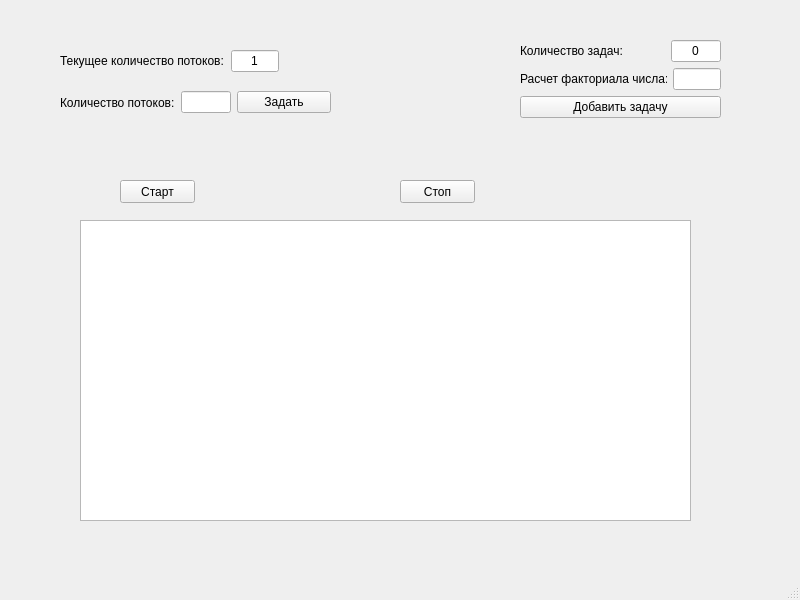
Above: mainwindow.ui from vokhmianin-da/Thread_Pull before the change. Below: the same form after it.
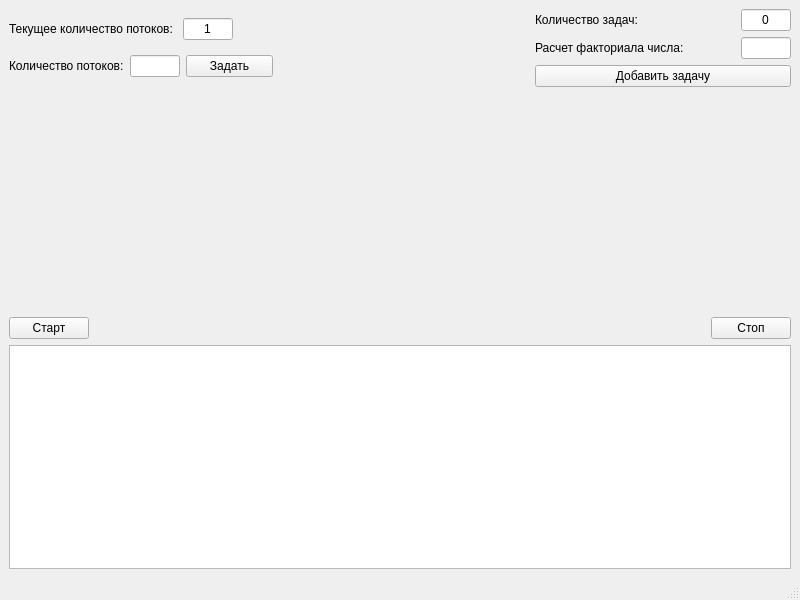
That is the form after the change.

```diff
--- a/mainwindow.ui
+++ b/mainwindow.ui
@@ -14,54 +14,67 @@
    <string>MainWindow</string>
   </property>
   <widget class="QWidget" name="centralwidget">
-   <widget class="QPushButton" name="pbStart">
-    <property name="geometry">
-     <rect>
-      <x>120</x>
-      <y>180</y>
-      <width>75</width>
-      <height>23</height>
-     </rect>
-    </property>
+   <layout class="QVBoxLayout" name="verticalLayout_3">
+    <item>
+     <layout class="QHBoxLayout" name="horizontalLayout_6">
+      <item>
+       <layout class="QVBoxLayout" name="verticalLayout_2">
+        <item>
+         <layout class="QHBoxLayout" name="horizontalLayout_2">
+          <item>
+           <widget class="QLabel" name="label_2">
+            <property name="sizePolicy">
+             <sizepolicy hsizetype="Fixed" vsizetype="Preferred">
+              <horstretch>0</horstretch>
+              <verstretch>0</verstretch>
+             </sizepolicy>
+            </property>
+            <property name="minimumSize">
+             <size>
+              <width>161</width>
+              <height>0</height>
+             </size>
+            </property>
     <property name="text">
-     <string>Старт</string>
-    </property>
-   </widget>
-   <widget class="QPushButton" name="pbStop">
-    <property name="geometry">
-     <rect>
-      <x>400</x>
-      <y>180</y>
-      <width>75</width>
-      <height>23</height>
-     </rect>
+             <string>Текущее количество потоков: </string>
+            </property>
+           </widget>
+          </item>
+          <item>
+           <widget class="QLineEdit" name="CurrentThrQuantity">
+            <property name="maximumSize">
+             <size>
+              <width>50</width>
+              <height>16777215</height>
+             </size>
     </property>
     <property name="text">
-     <string>Стоп</string>
-    </property>
-   </widget>
-   <widget class="QTextEdit" name="LogEdit">
-    <property name="geometry">
-     <rect>
-      <x>80</x>
-      <y>220</y>
-      <width>611</width>
-      <height>301</height>
-     </rect>
+             <string>1</string>
+            </property>
+            <property name="alignment">
+             <set>Qt::AlignCenter</set>
     </property>
     <property name="readOnly">
      <bool>true</bool>
     </property>
    </widget>
-   <widget class="QWidget" name="">
-    <property name="geometry">
-     <rect>
-      <x>60</x>
-      <y>90</y>
-      <width>271</width>
-      <height>25</height>
-     </rect>
-    </property>
+          </item>
+          <item>
+           <spacer name="horizontalSpacer_2">
+            <property name="orientation">
+             <enum>Qt::Horizontal</enum>
+            </property>
+            <property name="sizeHint" stdset="0">
+             <size>
+              <width>40</width>
+              <height>20</height>
+             </size>
+            </property>
+           </spacer>
+          </item>
+         </layout>
+        </item>
+        <item>
     <layout class="QHBoxLayout" name="horizontalLayout">
      <item>
       <widget class="QLabel" name="label">
@@ -103,66 +116,23 @@
       </widget>
      </item>
     </layout>
-   </widget>
-   <widget class="QWidget" name="">
-    <property name="geometry">
-     <rect>
-      <x>60</x>
-      <y>50</y>
-      <width>219</width>
-      <height>22</height>
-     </rect>
-    </property>
-    <layout class="QHBoxLayout" name="horizontalLayout_2">
-     <item>
-      <widget class="QLabel" name="label_2">
-       <property name="sizePolicy">
-        <sizepolicy hsizetype="Fixed" vsizetype="Preferred">
-         <horstretch>0</horstretch>
-         <verstretch>0</verstretch>
-        </sizepolicy>
-       </property>
-       <property name="minimumSize">
-        <size>
-         <width>161</width>
-         <height>0</height>
-        </size>
-       </property>
-       <property name="text">
-        <string>Текущее количество потоков: </string>
-       </property>
-      </widget>
-     </item>
-     <item>
-      <widget class="QLineEdit" name="CurrentThrQuantity">
-       <property name="maximumSize">
-        <size>
-         <width>50</width>
-         <height>16777215</height>
-        </size>
-       </property>
-       <property name="text">
-        <string>1</string>
-       </property>
-       <property name="alignment">
-        <set>Qt::AlignCenter</set>
-       </property>
-       <property name="readOnly">
-        <bool>true</bool>
-       </property>
-      </widget>
-     </item>
-    </layout>
-   </widget>
-   <widget class="QWidget" name="">
-    <property name="geometry">
-     <rect>
-      <x>520</x>
-      <y>40</y>
-      <width>201</width>
-      <height>81</height>
-     </rect>
-    </property>
+        </item>
+       </layout>
+      </item>
+      <item>
+       <spacer name="horizontalSpacer_3">
+        <property name="orientation">
+         <enum>Qt::Horizontal</enum>
+        </property>
+        <property name="sizeHint" stdset="0">
+         <size>
+          <width>40</width>
+          <height>20</height>
+         </size>
+        </property>
+       </spacer>
+      </item>
+      <item>
     <layout class="QVBoxLayout" name="verticalLayout">
      <item>
       <layout class="QHBoxLayout" name="horizontalLayout_4">
@@ -238,7 +208,73 @@
       </widget>
      </item>
     </layout>
-   </widget>
+      </item>
+     </layout>
+    </item>
+    <item>
+     <spacer name="verticalSpacer">
+      <property name="orientation">
+       <enum>Qt::Vertical</enum>
+      </property>
+      <property name="sizeHint" stdset="0">
+       <size>
+        <width>20</width>
+        <height>205</height>
+       </size>
+      </property>
+     </spacer>
+    </item>
+    <item>
+     <layout class="QHBoxLayout" name="horizontalLayout_5">
+      <item>
+       <widget class="QPushButton" name="pbStart">
+        <property name="sizePolicy">
+         <sizepolicy hsizetype="Fixed" vsizetype="Fixed">
+          <horstretch>0</horstretch>
+          <verstretch>0</verstretch>
+         </sizepolicy>
+        </property>
+        <property name="text">
+         <string>Старт</string>
+        </property>
+       </widget>
+      </item>
+      <item>
+       <spacer name="horizontalSpacer">
+        <property name="orientation">
+         <enum>Qt::Horizontal</enum>
+        </property>
+        <property name="sizeHint" stdset="0">
+         <size>
+          <width>40</width>
+          <height>20</height>
+         </size>
+        </property>
+       </spacer>
+      </item>
+      <item>
+       <widget class="QPushButton" name="pbStop">
+        <property name="sizePolicy">
+         <sizepolicy hsizetype="Fixed" vsizetype="Fixed">
+          <horstretch>0</horstretch>
+          <verstretch>0</verstretch>
+         </sizepolicy>
+        </property>
+        <property name="text">
+         <string>Стоп</string>
+        </property>
+       </widget>
+      </item>
+     </layout>
+    </item>
+    <item>
+     <widget class="QTextEdit" name="LogEdit">
+      <property name="readOnly">
+       <bool>true</bool>
+      </property>
+     </widget>
+    </item>
+   </layout>
   </widget>
   <widget class="QMenuBar" name="menubar">
    <property name="geometry">
```
Lines whose indentation alone changed are shown as unchanged.
